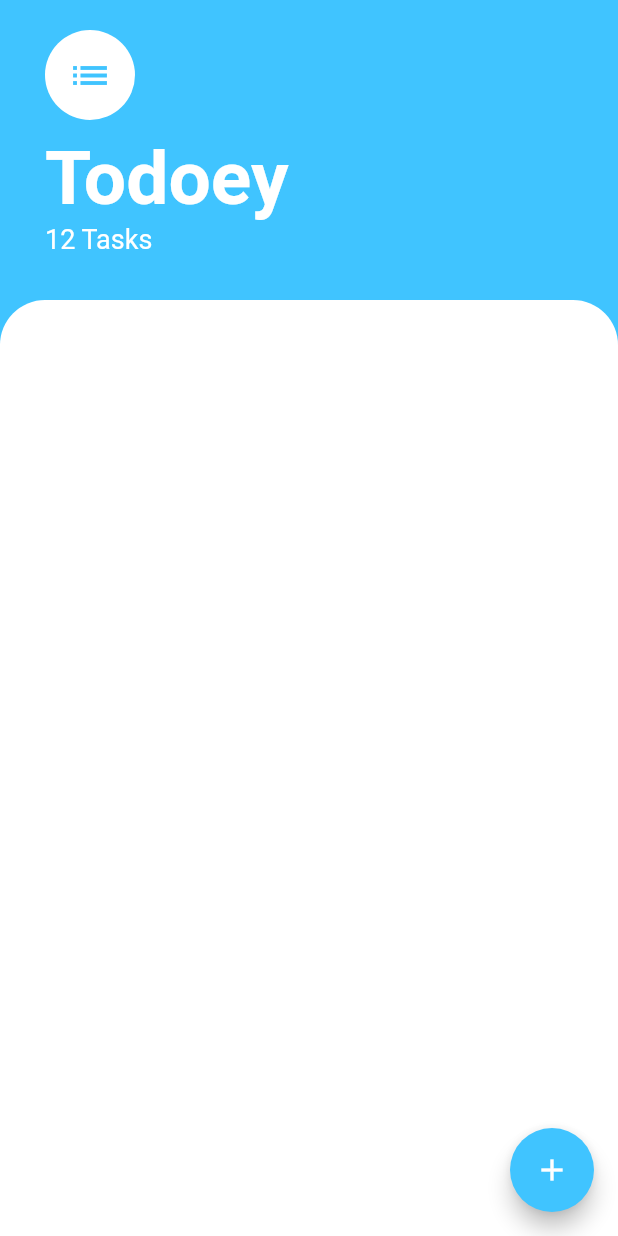
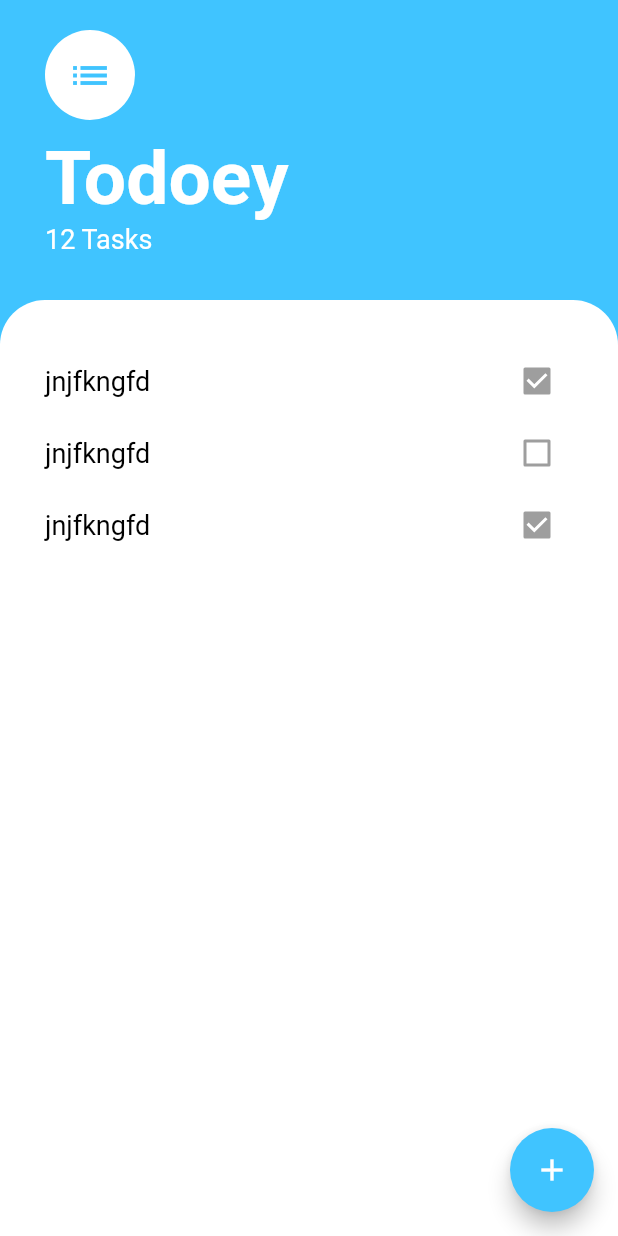
Before and after one commit to officer47p/todoey, a Flutter app: the screen it shows after launch, on a phone screen of 412 x 824 dp. Run offline on Flutter 3.47's test engine with Material 2 defaults, Android fonts, the phone set to English and light mode, and no system bars.

```diff
--- a/lib/screens/tasks_screen.dart
+++ b/lib/screens/tasks_screen.dart
@@ -63,6 +63,47 @@ class _TasksState extends State<Tasks> {
                     topRight: Radius.circular(30),
                   ),
                 ),
+                padding: EdgeInsets.all(30),
+                child: ListView(
+                  children: <Widget>[
+                    Row(
+                      mainAxisAlignment: MainAxisAlignment.spaceBetween,
+                      children: <Widget>[
+                        Text(
+                          "jnjfkngfd",
+                          style: TextStyle(fontSize: 18, color: Colors.black),
+                        ),
+                        Checkbox(
+                          value: true,
+                        ),
+                      ],
+                    ),
+                    Row(
+                      mainAxisAlignment: MainAxisAlignment.spaceBetween,
+                      children: <Widget>[
+                        Text(
+                          "jnjfkngfd",
+                          style: TextStyle(fontSize: 18, color: Colors.black),
+                        ),
+                        Checkbox(
+                          value: false,
+                        ),
+                      ],
+                    ),
+                    Row(
+                      mainAxisAlignment: MainAxisAlignment.spaceBetween,
+                      children: <Widget>[
+                        Text(
+                          "jnjfkngfd",
+                          style: TextStyle(fontSize: 18, color: Colors.black),
+                        ),
+                        Checkbox(
+                          value: true,
+                        ),
+                      ],
+                    )
+                  ],
+                ),
               ),
             ),
           ],
```
